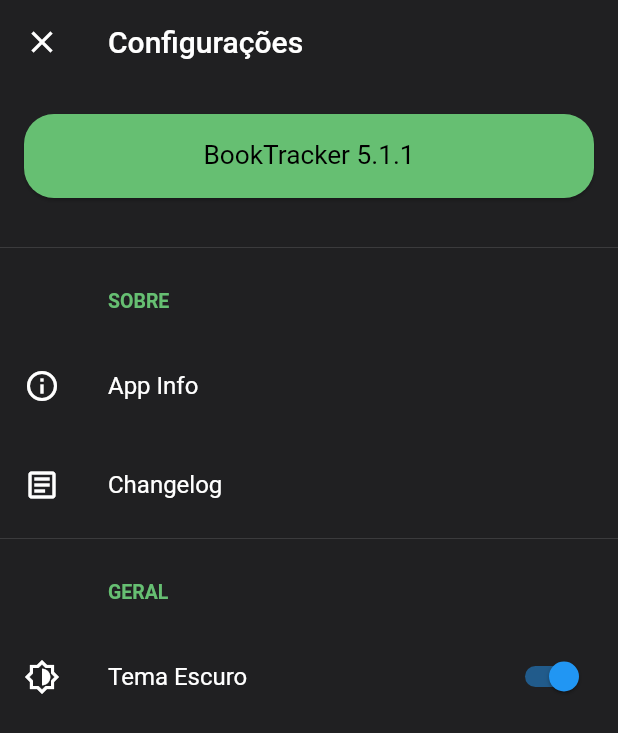
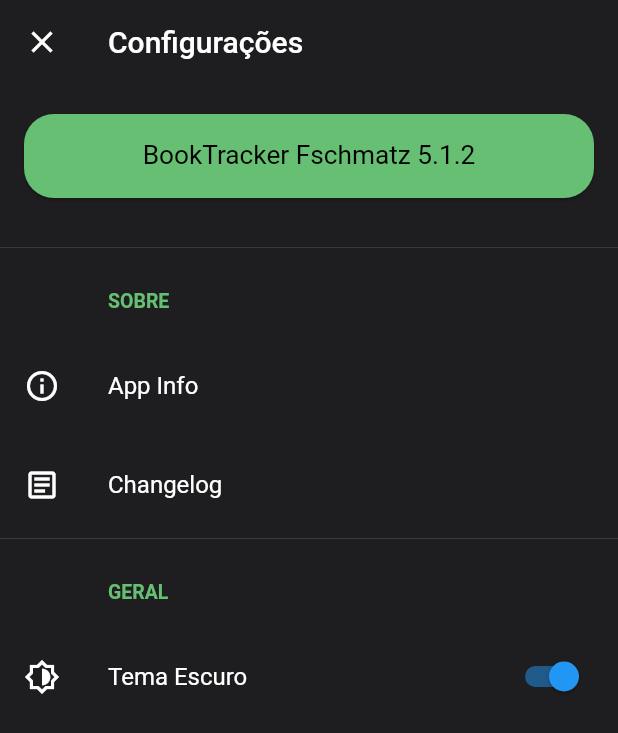
Before and after one commit to Fschmatz/booktrackerv2, a Flutter app: the screen it shows after launch, item 4 of the bottom bar chosen, after a tap on the "settings" icon, on a phone screen of 412 x 824 dp. Shown: the top 733 px of the screen. Run offline on Flutter 3.47's test engine with Material 2 defaults, Android fonts, the phone set to English and light mode, and no system bars; our stand-ins replace flutter_native_image, google_nav_bar, image_picker, shared_preferences, sqflite; missing offline and left inert: flutter_animator; accounts and stored records are empty.

Commit message:
Update 5.1.2

```diff
--- a/lib/pages/configs/pgAppInfo.dart
+++ b/lib/pages/configs/pgAppInfo.dart
@@ -32,7 +32,7 @@ class PgAppInfo extends StatelessWidget {
           ),
           const SizedBox(height: 15),
           Center(
-            child: Text(Changelog.nomeApp + " Fschmtz " + Changelog.versaoApp,
+            child: Text(Changelog.nomeApp + " " + Changelog.versaoApp,
                 style: TextStyle(
                     fontSize: 17,
                     fontWeight: FontWeight.w700,
@@ -53,7 +53,7 @@ class PgAppInfo extends StatelessWidget {
           ListTile(
             leading: Icon(Icons.info_outline),
             title: Text(
-              "MARTELADO E REFEITO DO ZERO: 1 X POR ENQUANTO !!!( Por causa de um problema grave do SDK, culpa do Flutter! )\nVamos que Vamos, denovo!!!",
+              "MARTELADO E REFEITO DO ZERO: 1 X POR ENQUANTO !!!\n( Por causa de um problema grave do SDK, culpa do Flutter! )\nVamos que Vamos, denovo!!!",
               style: TextStyle(
                 fontSize: 16,
               ),
--- a/lib/pages/pgEstatisticas.dart
+++ b/lib/pages/pgEstatisticas.dart
@@ -33,9 +33,9 @@ class _PgEstatisticasState extends State<PgEstatisticas> {
     var respParaLer = await dbLivro.contagemLivrosEstado(0);
     var respLidos = await dbLivro.contagemLivrosEstado(2);
     setState(() {
-      livrosLendo = respLendo;
-      livrosParaLer = respParaLer;
-      livrosLidos = respLidos;
+      livrosLendo = respLendo == null ? 0 : respLendo;
+      livrosParaLer = respParaLer == null ? 0 : respParaLer;
+      livrosLidos = respLidos == null ? 0 : respLidos;
     });
   }
 
@@ -46,10 +46,10 @@ class _PgEstatisticasState extends State<PgEstatisticas> {
     var respAutores = await dbLivro.contagemAutores();
 
     setState(() {
-      paginasLendo = respLendo;
-      paginasParaLer = respParaLer;
-      paginasLidos = respLidos;
-      quantAutores = respAutores;
+      paginasLendo = respLendo == null ? 0 : respLendo;
+      paginasParaLer = respParaLer == null ? 0 : respParaLer;
+      paginasLidos = respLidos == null ? 0 : respLidos;
+      quantAutores = respAutores == null ? 0 : respAutores;
       loading = false;
     });
   }
@@ -90,7 +90,6 @@ Widget cardEstatisticas(String tituloCard,int? valorLendo, int? valorParaLer, in
                 fontSize: 16,
                 fontWeight: FontWeight.w700,
                 color: accent)),
-        //trailing: Icon(Icons.book_outlined),
       ),
       ListTile(
         leading: Icon(Icons.book_outlined),
@@ -110,7 +109,7 @@ Widget cardEstatisticas(String tituloCard,int? valorLendo, int? valorParaLer, in
       ListTile(
         leading: SizedBox.shrink(),
         title: Text('Total'),
-        trailing: Text(soma.toString()),
+        trailing: Text(soma.toString(),style: styleTrailing,),
       ),
     ],
   );
--- a/lib/util/changelog.dart
+++ b/lib/util/changelog.dart
@@ -1,12 +1,13 @@
 class Changelog{
 
-  static String versaoApp = "5.1.1";
-  static String nomeApp = "BookTracker";
+  static String versaoApp = "5.1.2";
+  static String nomeApp = "BookTracker Fschmatz";
 
   static String changelogUltimaVersao = '''
-5.1.1
+5.1.2
 - Nova Página New/Edit
 - Página de Estatísticas Alterada
+- Fix Estatísticas Null
 - Fixes
 ''';
 
--- a/lib/util/theme.dart
+++ b/lib/util/theme.dart
@@ -48,9 +48,9 @@ ThemeData light = ThemeData(
 //ESCURO
 ThemeData dark = ThemeData(
     brightness: Brightness.dark,
-    primaryColor: Color(0xFF202022),
+    primaryColor: Color(0xFF1E1E20),
     accentColor: Color(0xFF66BF72),
-    scaffoldBackgroundColor: Color(0xFF202022),
+    scaffoldBackgroundColor: Color(0xFF1E1E20),
     canvasColor: Colors.black,
     cardTheme: CardTheme(
       color: Color(0xFF2D2D2F),
@@ -87,7 +87,7 @@ ThemeData dark = ThemeData(
     ),
     bottomAppBarColor: Color(0xFF151517),
     bottomSheetTheme:
-        BottomSheetThemeData(modalBackgroundColor: Color(0xFF202022)));
+        BottomSheetThemeData(modalBackgroundColor: Color(0xFF1E1E20)));
 
 class ThemeNotifier extends ChangeNotifier {
   final String key = 'valorTema';
--- a/pubspec.yaml
+++ b/pubspec.yaml
@@ -15,7 +15,7 @@ publish_to: 'none' # Remove this line if you wish to publish to pub.dev
 # In iOS, build-name is used as CFBundleShortVersionString while build-number used as CFBundleVersion.
 # Read more about iOS versioning at
 # https://developer.apple.com/library/archive/documentation/General/Reference/InfoPlistKeyReference/Articles/CoreFoundationKeys.html
-version: 5.1.1
+version: 5.1.2
 
 environment:
   sdk: ">=2.12.0 <3.0.0"
```
Also changed, not shown: lib/ui/cardLivro.dart (+6 -6 lines), pubspec.lock.
